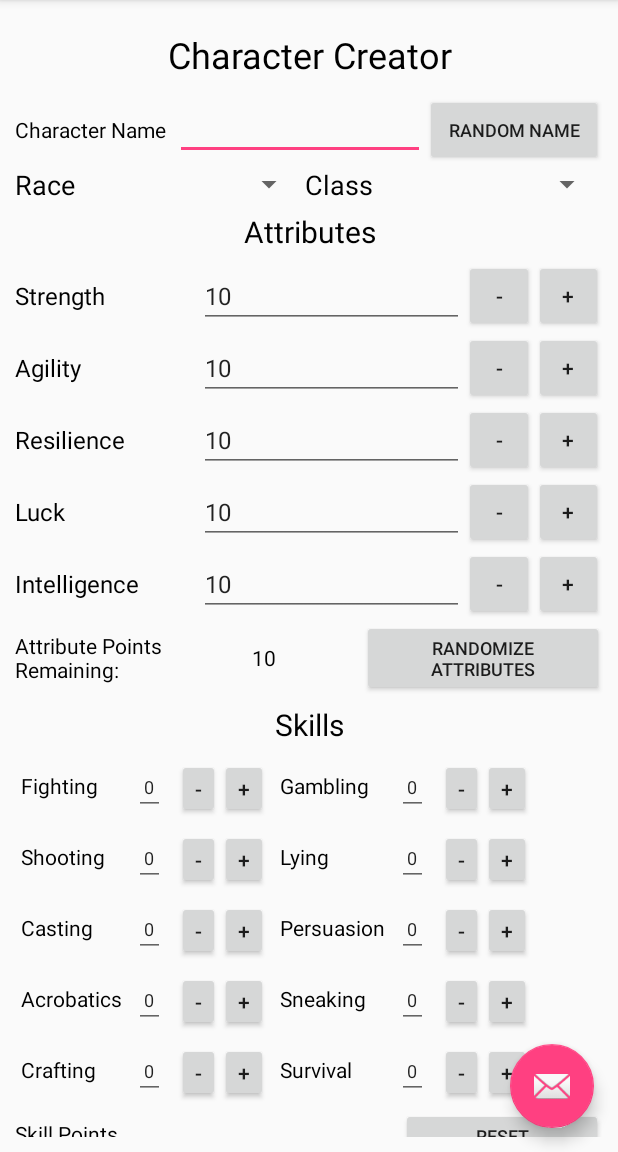
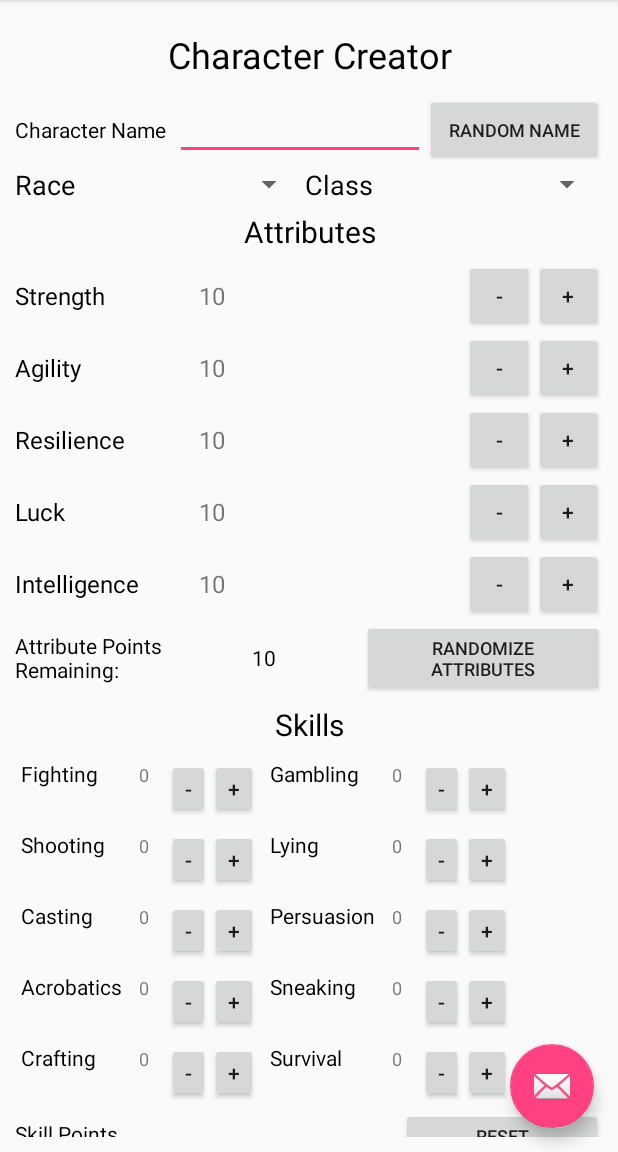
Before and after one commit to RyanPatrick26/MAD405_FinalProject, an Android app: the screen it shows after launch (MainActivity), on a phone screen of 412 x 824 dp, the part 84-1236 px from its top. Run offline under Robolectric (Android 15) with nearby library versions, the phone set to English and light mode, and no system bars.

Commit message:
Issue #3: Made several clarfication changes. changed many of the EditTexts to TextViews after realizing that TextViews were better suited in those locations

```diff
--- a/app/src/main/java/confusedgriffinproductions/dudesinadungeon/CharacterCreatorFragment.java
+++ b/app/src/main/java/confusedgriffinproductions/dudesinadungeon/CharacterCreatorFragment.java
@@ -9,6 +9,7 @@ import android.view.View;
 import android.view.ViewGroup;
 import android.widget.Button;
 import android.widget.EditText;
+import android.widget.ListView;
 import android.widget.Spinner;
 import android.widget.TextView;
 
@@ -37,8 +38,6 @@ public class CharacterCreatorFragment extends Fragment {
      * Create variables to store the EditTexts
      */
     EditText characterNameField;
-    EditText[] attributeFields;
-    EditText[] skillFields;
 
     /**
      * Create variables to store the Spinners
@@ -49,6 +48,8 @@ public class CharacterCreatorFragment extends Fragment {
     /**
      * Create variables to store the TextViews
      */
+    TextView[] attributeFields;
+    TextView[] skillFields;
     TextView remainingAttsView;
     TextView remainingSkillsView;
 
@@ -61,6 +62,12 @@ public class CharacterCreatorFragment extends Fragment {
     Button[] skillButtons;
     Button resetSkillsButton;
     Button confirmButton;
+
+    /**
+     * Create variables to store the ListViews
+     */
+    ListView itemListView;
+    ListView spellListView;
 
     public CharacterCreatorFragment() {
         // Required empty public constructor
@@ -103,25 +110,25 @@ public class CharacterCreatorFragment extends Fragment {
          * Instantiate the EditTexts
          */
         characterNameField = (EditText)view.findViewById(R.id.name_field);
-        attributeFields = new EditText[]{
-                (EditText) view.findViewById(R.id.strength_field),
-                (EditText) view.findViewById(R.id.agility_field),
-                (EditText) view.findViewById(R.id.resilience_field),
-                (EditText) view.findViewById(R.id.luck_field),
-                (EditText) view.findViewById(R.id.intelligence_field)
+        attributeFields = new TextView[]{
+                (TextView) view.findViewById(R.id.strength_field),
+                (TextView) view.findViewById(R.id.agility_field),
+                (TextView) view.findViewById(R.id.resilience_field),
+                (TextView) view.findViewById(R.id.luck_field),
+                (TextView) view.findViewById(R.id.intelligence_field)
         };
 
-        skillFields = new EditText[]{
-                (EditText)view.findViewById(R.id.fighting_field),
-                (EditText)view.findViewById(R.id.shooting_field),
-                (EditText)view.findViewById(R.id.casting_field),
-                (EditText)view.findViewById(R.id.acrobatics_field),
-                (EditText)view.findViewById(R.id.crafting_field),
-                (EditText)view.findViewById(R.id.gambling_field),
-                (EditText)view.findViewById(R.id.lying_field),
-                (EditText)view.findViewById(R.id.persuasion_field),
-                (EditText)view.findViewById(R.id.sneaking_field),
-                (EditText)view.findViewById(R.id.survival_field)
+        skillFields = new TextView[]{
+                (TextView)view.findViewById(R.id.fighting_field),
+                (TextView)view.findViewById(R.id.shooting_field),
+                (TextView)view.findViewById(R.id.casting_field),
+                (TextView)view.findViewById(R.id.acrobatics_field),
+                (TextView)view.findViewById(R.id.crafting_field),
+                (TextView)view.findViewById(R.id.gambling_field),
+                (TextView)view.findViewById(R.id.lying_field),
+                (TextView)view.findViewById(R.id.persuasion_field),
+                (TextView)view.findViewById(R.id.sneaking_field),
+                (TextView)view.findViewById(R.id.survival_field)
         };
 
         /**
@@ -137,7 +144,7 @@ public class CharacterCreatorFragment extends Fragment {
         remainingSkillsView = (TextView)view.findViewById(R.id.remaining_skill_field);
 
         /**
-         * Instantaite the Buttons
+         * Instantiate the Buttons
          */
         randomizeNameButton = (Button)view.findViewById(R.id.random_name_button);
         attributeButtons = new Button[]{
@@ -175,7 +182,16 @@ public class CharacterCreatorFragment extends Fragment {
                 (Button)view.findViewById(R.id.add_survival),
                 (Button)view.findViewById(R.id.subtract_survival)
         };
+
+        resetSkillsButton = (Button)view.findViewById(R.id.reset_button);
+
         confirmButton = (Button)view.findViewById(R.id.confirm_button);
+
+        /**
+         * Instantiate the ListViews
+         */
+        itemListView = (ListView)view.findViewById(R.id.item_list);
+        spellListView = (ListView)view.findViewById(R.id.spell_list);
 
         return view;
     }
--- a/app/src/main/res/layout/fragment_character_creator.xml
+++ b/app/src/main/res/layout/fragment_character_creator.xml
@@ -129,7 +129,7 @@
                     android:textColor="@android:color/background_dark"
                     android:layout_gravity="center_vertical" />
 
-                <EditText
+                <TextView
                     android:layout_width="match_parent"
                     android:layout_height="wrap_content"
                     android:inputType="number"
@@ -177,7 +177,7 @@
                     android:layout_gravity="center_vertical"
                     tools:ignore="DuplicateIds" />
 
-                <EditText
+                <TextView
                     android:layout_width="match_parent"
                     android:layout_height="wrap_content"
                     android:inputType="number"
@@ -224,7 +224,7 @@
                     android:layout_gravity="center_vertical"
                     tools:ignore="DuplicateIds" />
 
-                <EditText
+                <TextView
                     android:layout_width="match_parent"
                     android:layout_height="wrap_content"
                     android:inputType="number"
@@ -271,7 +271,7 @@
                     android:layout_gravity="center_vertical"
                     tools:ignore="DuplicateIds" />
 
-                <EditText
+                <TextView
                     android:layout_width="match_parent"
                     android:layout_height="wrap_content"
                     android:inputType="number"
@@ -318,7 +318,7 @@
                     android:layout_gravity="center_vertical"
                     tools:ignore="DuplicateIds" />
 
-                <EditText
+                <TextView
                     android:layout_width="match_parent"
                     android:layout_height="wrap_content"
                     android:inputType="number"
@@ -417,7 +417,7 @@
                     android:layout_column="0"
                     android:textColor="@android:color/background_dark" />
 
-                <EditText
+                <TextView
                     android:layout_width="wrap_content"
                     android:layout_height="wrap_content"
                     android:inputType="number"
@@ -471,7 +471,7 @@
                     android:layout_row="0"
                     android:textColor="@android:color/background_dark" />
 
-                <EditText
+                <TextView
                     android:layout_width="wrap_content"
                     android:layout_height="wrap_content"
                     android:inputType="number"
@@ -522,7 +522,7 @@
                     android:layout_column="0"
                     android:textColor="@android:color/background_dark" />
 
-                <EditText
+                <TextView
                     android:layout_width="wrap_content"
                     android:layout_height="wrap_content"
                     android:inputType="number"
@@ -574,7 +574,7 @@
                     android:layout_row="1"
                     android:textColor="@android:color/background_dark" /> /
 
-                <EditText
+                <TextView
                     android:layout_width="wrap_content"
                     android:layout_height="wrap_content"
                     android:inputType="number"
@@ -625,7 +625,7 @@
                     android:layout_column="0"
                     android:textColor="@android:color/background_dark" />
 
-                <EditText
+                <TextView
                     android:layout_width="wrap_content"
                     android:layout_height="wrap_content"
                     android:inputType="number"
@@ -677,7 +677,7 @@
                     android:layout_row="2"
                     android:textColor="@android:color/background_dark" /> /
 
-                <EditText
+                <TextView
                     android:layout_width="wrap_content"
                     android:layout_height="wrap_content"
                     android:inputType="number"
@@ -728,7 +728,7 @@
                     android:layout_column="0"
                     android:textColor="@android:color/background_dark" />
 
-                <EditText
+                <TextView
                     android:layout_width="wrap_content"
                     android:layout_height="wrap_content"
                     android:inputType="number"
@@ -780,7 +780,7 @@
                     android:layout_row="3"
                     android:textColor="@android:color/background_dark" /> /
 
-                <EditText
+                <TextView
                     android:layout_width="wrap_content"
                     android:layout_height="wrap_content"
                     android:inputType="number"
@@ -831,7 +831,7 @@
                     android:text="@string/crafting"
                     android:textColor="@android:color/background_dark" />
 
-                <EditText
+                <TextView
                     android:id="@+id/crafting_field"
                     android:layout_width="wrap_content"
                     android:layout_height="wrap_content"
@@ -883,7 +883,7 @@
                     android:layout_row="4"
                     android:textColor="@android:color/background_dark" /> /
 
-                <EditText
+                <TextView
                     android:layout_width="wrap_content"
                     android:layout_height="wrap_content"
                     android:inputType="number"
```
